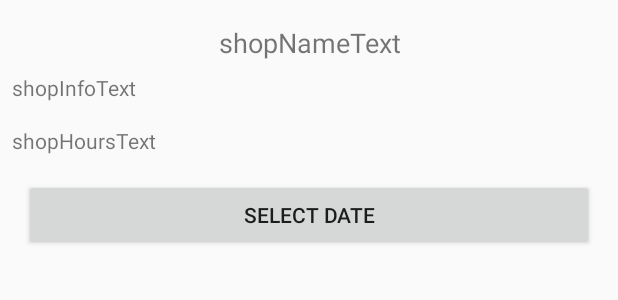
After one commit to Riccardo95Facchini/Reservation, an Android app: the layout fragment_customer_selected_shop.xml on its own in the app's theme, with its tools: preview values and no code run, on a phone screen of 412 x 824 dp. The commit adds this screen. Shown: the top 300 px of the screen. Run offline under Robolectric (Android 15) with nearby library versions, the phone set to English and light mode, and no system bars.

Commit message:
Added selection of searched shop and fixed back button

```diff
--- a/app/src/main/java/facchini/riccardo/reservation/MainActivity.java
+++ b/app/src/main/java/facchini/riccardo/reservation/MainActivity.java
@@ -213,10 +213,13 @@ public class MainActivity extends AppCompatActivity
             //TODO open customer activity
             Toast.makeText(this, "CUSTOMER", Toast.LENGTH_SHORT).show();
             startActivity(new Intent(this, CustomerActivity.class));
+            finish();
         } else if (isShop)
         {
             //TODO open shop activity
             Toast.makeText(this, "SHOP", Toast.LENGTH_SHORT).show();
+
+            finish();
         } else
         {
             //Stay here and make the user create a either a shop or a customer account
--- /dev/null
+++ b/app/src/main/res/layout/fragment_customer_selected_shop.xml
@@ -0,0 +1,58 @@
+<?xml version="1.0" encoding="utf-8"?>
+<android.support.constraint.ConstraintLayout
+    xmlns:android="http://schemas.android.com/apk/res/android"
+    xmlns:app="http://schemas.android.com/apk/res-auto"
+    xmlns:tools="http://schemas.android.com/tools"
+    android:layout_width="match_parent"
+    android:layout_height="match_parent">
+
+    <TextView
+        android:id="@+id/shopNameText"
+        android:layout_width="0dp"
+        android:layout_height="wrap_content"
+        android:layout_marginStart="8dp"
+        android:layout_marginTop="16dp"
+        android:layout_marginEnd="8dp"
+        android:text="shopNameText"
+        android:textAlignment="center"
+        android:textSize="18sp"
+        app:layout_constraintEnd_toEndOf="parent"
+        app:layout_constraintStart_toStartOf="parent"
+        app:layout_constraintTop_toTopOf="parent" />
+
+    <TextView
+        android:id="@+id/shopInfoText"
+        android:layout_width="0dp"
+        android:layout_height="wrap_content"
+        android:layout_marginStart="8dp"
+        android:layout_marginTop="8dp"
+        android:layout_marginEnd="8dp"
+        app:layout_constraintEnd_toEndOf="parent"
+        app:layout_constraintStart_toStartOf="parent"
+        app:layout_constraintTop_toBottomOf="@+id/shopNameText"
+        tools:text="shopInfoText" />
+
+    <TextView
+        android:id="@+id/shopHoursText"
+        android:layout_width="0dp"
+        android:layout_height="wrap_content"
+        android:layout_marginStart="8dp"
+        android:layout_marginTop="16dp"
+        android:layout_marginEnd="8dp"
+        app:layout_constraintEnd_toEndOf="parent"
+        app:layout_constraintStart_toStartOf="parent"
+        app:layout_constraintTop_toBottomOf="@+id/shopInfoText"
+        tools:text="shopHoursText" />
+
+    <Button
+        android:id="@+id/selectDateButton"
+        android:layout_width="0dp"
+        android:layout_height="wrap_content"
+        android:layout_marginStart="16dp"
+        android:layout_marginTop="16dp"
+        android:layout_marginEnd="16dp"
+        android:text="@string/selectDate"
+        app:layout_constraintEnd_toEndOf="parent"
+        app:layout_constraintStart_toStartOf="parent"
+        app:layout_constraintTop_toBottomOf="@+id/shopHoursText" />
+</android.support.constraint.ConstraintLayout>
--- a/app/src/main/res/values/strings.xml
+++ b/app/src/main/res/values/strings.xml
@@ -44,4 +44,6 @@
     <string name="search">Search</string>
     <string name="loading">Loading</string>
     <string name="registrations">Registration</string>
+    <string name="selectDate">Select Date</string>
+    <string name="pressBackToExit">Press again to exit</string>
 </resources>
```
Also changed, not shown: app/src/main/java/facchini/riccardo/reservation/CustomerActivity.java (+35 -1 lines), app/src/main/java/facchini/riccardo/reservation/CustomerSearchFragment.java (+44 -24 lines), app/src/main/java/facchini/riccardo/reservation/CustomerSelectedShopFragment.java (added, +61 -0 lines), app/src/main/java/facchini/riccardo/reservation/SharedViewModel.java (added, +27 -0 lines), app/src/main/java/facchini/riccardo/reservation/Shop.java (+22 -8 lines).
